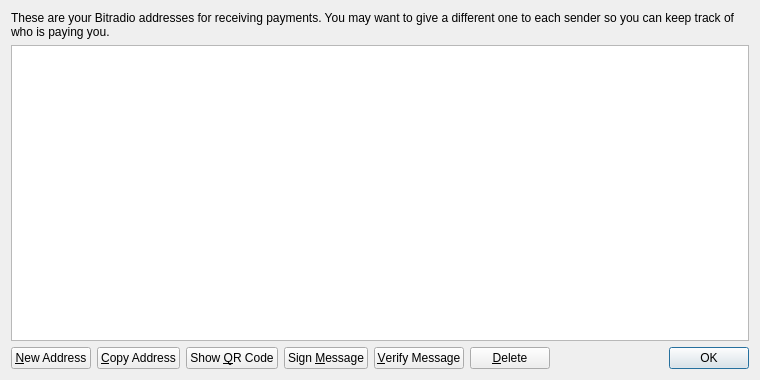
Qt form src/qt/forms/addressbookpage.ui (cplayio/cplay) before a commit.
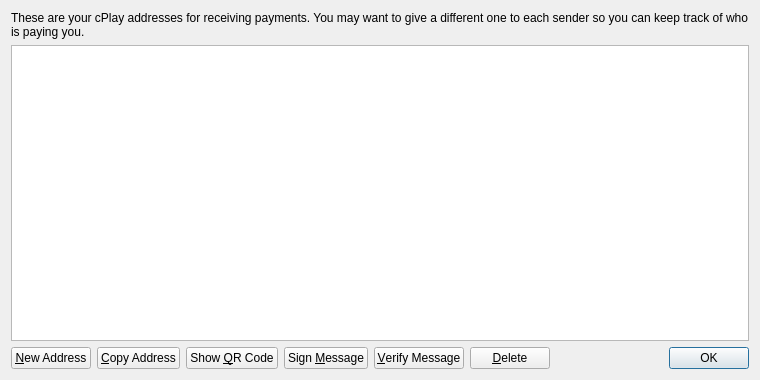
The same form after that commit.

Diff of the .ui file:
```diff
--- a/src/qt/forms/addressbookpage.ui
+++ b/src/qt/forms/addressbookpage.ui
@@ -17,7 +17,7 @@
    <item>
     <widget class="QLabel" name="labelExplanation">
      <property name="text">
-      <string>These are your Bitradio addresses for receiving payments. You may want to give a different one to each sender so you can keep track of who is paying you.</string>
+      <string>These are your cPlay addresses for receiving payments. You may want to give a different one to each sender so you can keep track of who is paying you.</string>
      </property>
      <property name="textFormat">
       <enum>Qt::PlainText</enum>
```
Left out of the diff: 4 changed lines with no effect on the pictures.
